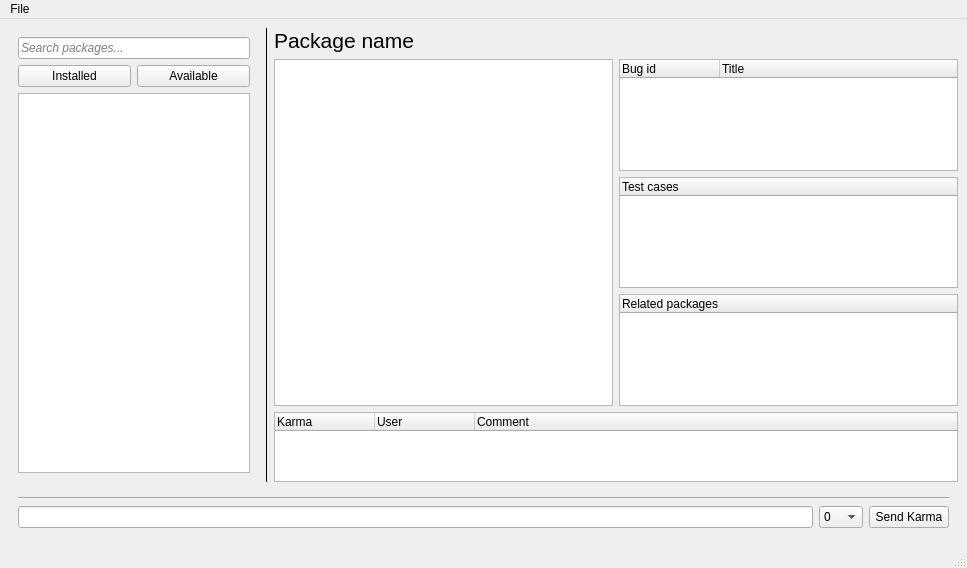
This is ui/mainwindow.ui in examon/fedora-gooey-karma as Qt 5 draws it before an edit. The edited form follows.
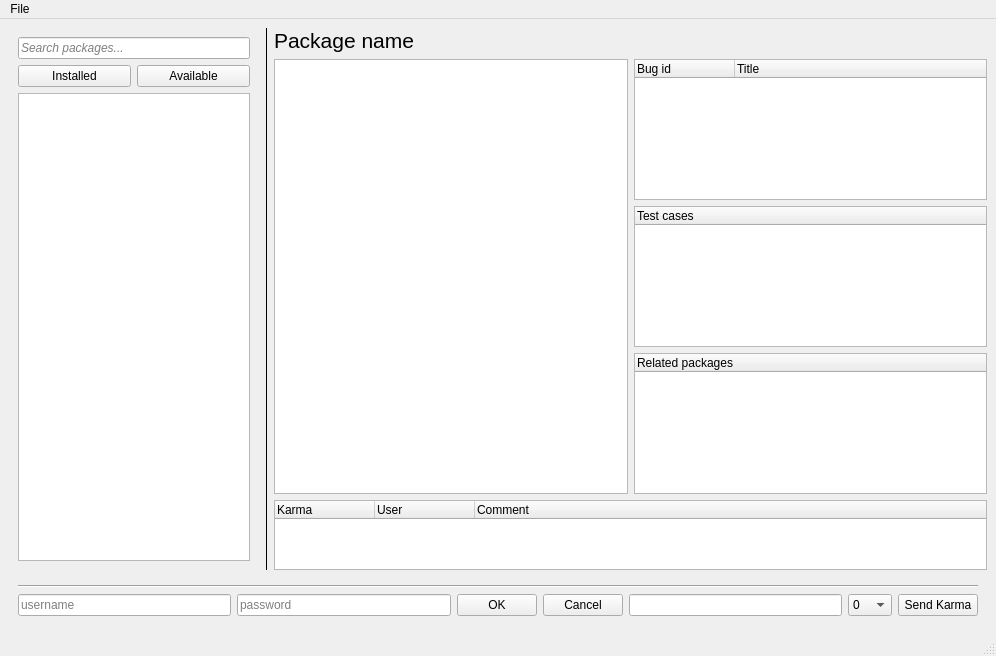
This is the edited form.

What changed in the file:
```diff
--- a/ui/mainwindow.ui
+++ b/ui/mainwindow.ui
@@ -6,8 +6,8 @@
    <rect>
     <x>0</x>
     <y>0</y>
-    <width>967</width>
-    <height>568</height>
+    <width>996</width>
+    <height>656</height>
    </rect>
   </property>
   <property name="windowTitle">
@@ -267,7 +267,40 @@
         </widget>
        </item>
        <item>
+        <layout class="QVBoxLayout" name="verticalLayout_6">
+         <item>
         <layout class="QHBoxLayout" name="horizontalLayout_3">
+           <item>
+            <widget class="QLineEdit" name="usernameEdit">
+             <property name="placeholderText">
+              <string>username</string>
+             </property>
+            </widget>
+           </item>
+           <item>
+            <widget class="QLineEdit" name="passwordEdit">
+             <property name="echoMode">
+              <enum>QLineEdit::Password</enum>
+             </property>
+             <property name="placeholderText">
+              <string>password</string>
+             </property>
+            </widget>
+           </item>
+           <item>
+            <widget class="QPushButton" name="okBtn">
+             <property name="text">
+              <string>OK</string>
+             </property>
+            </widget>
+           </item>
+           <item>
+            <widget class="QPushButton" name="cancelBtn">
+             <property name="text">
+              <string>Cancel</string>
+             </property>
+            </widget>
+           </item>
          <item>
           <widget class="QLineEdit" name="commentEdit"/>
          </item>
@@ -303,6 +336,8 @@
         </layout>
        </item>
       </layout>
+       </item>
+      </layout>
      </widget>
     </item>
    </layout>
@@ -314,7 +349,7 @@
     <rect>
      <x>0</x>
      <y>0</y>
-     <width>967</width>
+     <width>996</width>
      <height>21</height>
     </rect>
    </property>
```
Left out of the diff: 2 changed lines with no effect on the pictures. Lines whose indentation alone changed are shown as unchanged.
